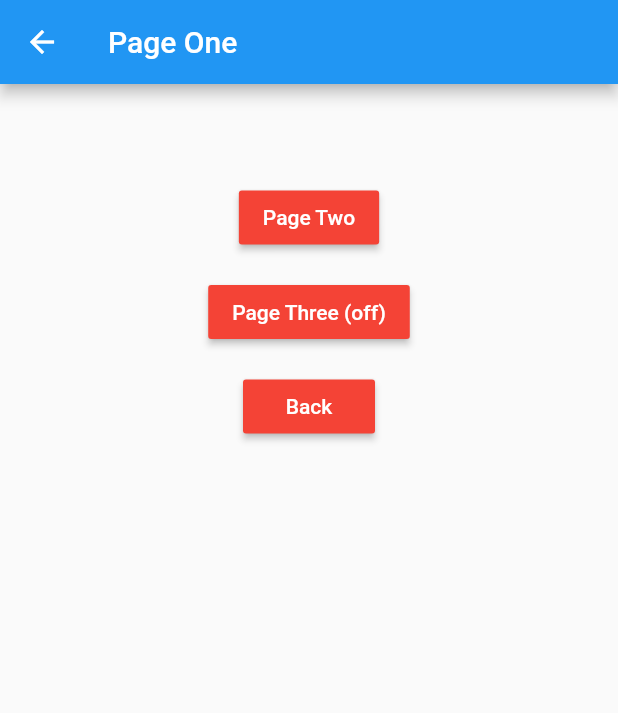
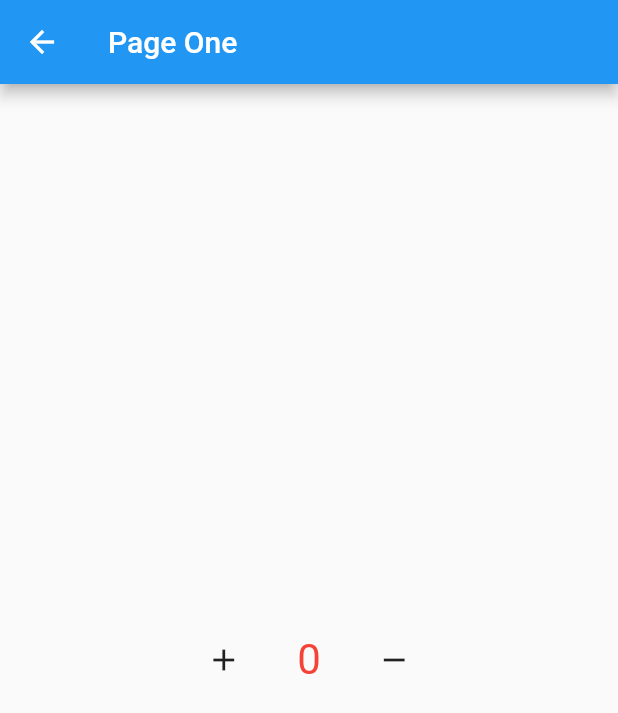
Before and after one commit to ImadDz-7/Learn-state-management-getx, a Flutter app: the PageOneView screen opened directly, on a phone screen of 412 x 824 dp. Shown: the top 713 px of the screen. Run offline on Flutter 3.47's test engine with Material 2 defaults, Android fonts, the phone set to English and light mode, and no system bars; our stand-ins replace get.

Commit message:
Add counter design to pageOne & use GetBuilder

```diff
--- a/lib/controller/home_controller.dart
+++ b/lib/controller/home_controller.dart
@@ -1,13 +1,15 @@
 import 'package:get/get.dart';
 
 class HomeController extends GetxController{
-  RxInt counter = 0.obs;
+  int counter = 0;
 
   void increment(){
     counter++;
+    update();
   }
 
   void decrement(){
     counter--;
+    update();
   }
 }
--- a/lib/view/home_view.dart
+++ b/lib/view/home_view.dart
@@ -1,6 +1,7 @@
 import 'package:flutter/material.dart';
 import 'package:get/get.dart';
 import 'package:learn_getx_app/controller/home_controller.dart';
+import 'package:learn_getx_app/view/page_one_view.dart';
 
 class HomeView extends StatelessWidget {
   HomeView({super.key});
@@ -20,7 +21,9 @@ class HomeView extends StatelessWidget {
           mainAxisAlignment: MainAxisAlignment.center,
           children: [
             MaterialButton(
-              onPressed: () {},
+              onPressed: () {
+                Get.to(PageOneView());
+              },
               color: Colors.red,
               child: const Text('Page One'),
             ),
--- a/lib/view/page_one_view.dart
+++ b/lib/view/page_one_view.dart
@@ -1,10 +1,11 @@
 import 'package:flutter/material.dart';
 import 'package:get/get.dart';
-import 'package:learn_getx_app/view/page_three_view.dart';
-import 'package:learn_getx_app/view/page_two_view.dart';
+import 'package:learn_getx_app/controller/home_controller.dart';
 
 class PageOneView extends StatelessWidget {
-  const PageOneView({super.key});
+  PageOneView({super.key});
+
+  var controller = Get.put(HomeController());
 
   @override
   Widget build(BuildContext context) {
@@ -15,45 +16,40 @@ class PageOneView extends StatelessWidget {
       body: Container(
         width: double.infinity,
         child: Column(
+          crossAxisAlignment: CrossAxisAlignment.center,
+          mainAxisAlignment: MainAxisAlignment.center,
           children: [
-            const SizedBox(height: 65),
-            MaterialButton(
+            GetBuilder<HomeController>(
+              init: HomeController(),
+              builder: (controller) {
+                print('rebuild');
+                return Row(
+                  mainAxisSize: MainAxisSize.min,
+                  children: [
+                    IconButton(
                       onPressed: () {
-                Get.to(const PageTwoView());
+                        controller.increment();
                       },
+                      icon: const Icon(Icons.add),
+                    ),
+                    const SizedBox(width: 25),
+                    Text(
+                      '${controller.counter}',
+                      style: const TextStyle(
+                        fontSize: 28,
                         color: Colors.red,
-              child: const Text(
-                'Page Two',
-                style: TextStyle(
-                  color: Colors.white,
                       ),
                     ),
+                    const SizedBox(width: 25),
+                    IconButton(
+                      onPressed: () {
+                        controller.decrement();
+                      },
+                      icon: const Icon(Icons.remove),
                     ),
-            const SizedBox(height: 15),
-            MaterialButton(
-              onPressed: () {
-                Get.off(const PageThreeView());
+                  ],
+                );
               },
-              color: Colors.red,
-              child: const Text(
-                'Page Three (off)',
-                style: TextStyle(
-                  color: Colors.white,
-                ),
-              ),
-            ),
-            const SizedBox(height: 15),
-            MaterialButton(
-              onPressed: () {
-                Get.back();
-              },
-              color: Colors.red,
-              child: const Text(
-                'Back',
-                style: TextStyle(
-                  color: Colors.white,
-                ),
-              ),
             ),
           ],
         ),
--- a/lib/view/page_two_view.dart
+++ b/lib/view/page_two_view.dart
@@ -19,7 +19,7 @@ class PageTwoView extends StatelessWidget {
             const SizedBox(height: 65),
             MaterialButton(
               onPressed: () {
-                Get.offAll(const PageOneView());
+                Get.offAll( PageOneView());
               },
 
               color: Colors.red,
```
Lines whose indentation alone changed are shown as unchanged.
